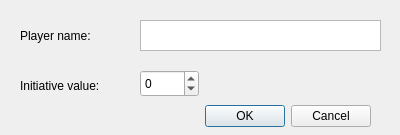
Above: combat_assistant/pcinsert.ui from dno89/combat_assistant before the change. Below: the same form after it.
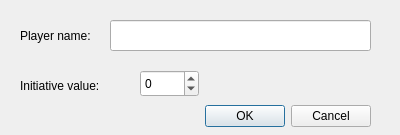
That is the form after the change.

```diff
--- a/combat_assistant/pcinsert.ui
+++ b/combat_assistant/pcinsert.ui
@@ -29,19 +29,6 @@
     <set>QDialogButtonBox::Cancel|QDialogButtonBox::Ok</set>
    </property>
   </widget>
-  <widget class="QPlainTextEdit" name="teName">
-   <property name="geometry">
-    <rect>
-     <x>140</x>
-     <y>20</y>
-     <width>241</width>
-     <height>31</height>
-    </rect>
-   </property>
-   <property name="tabChangesFocus">
-    <bool>true</bool>
-   </property>
-  </widget>
   <widget class="QSpinBox" name="sbInit">
    <property name="geometry">
     <rect>
@@ -81,6 +68,16 @@
     <string>Initiative value: </string>
    </property>
   </widget>
+  <widget class="QLineEdit" name="leName">
+   <property name="geometry">
+    <rect>
+     <x>110</x>
+     <y>20</y>
+     <width>261</width>
+     <height>31</height>
+    </rect>
+   </property>
+  </widget>
  </widget>
  <tabstops>
   <tabstop>teName</tabstop>
```
Left out of the diff: 4 changed lines with no effect on the pictures.
